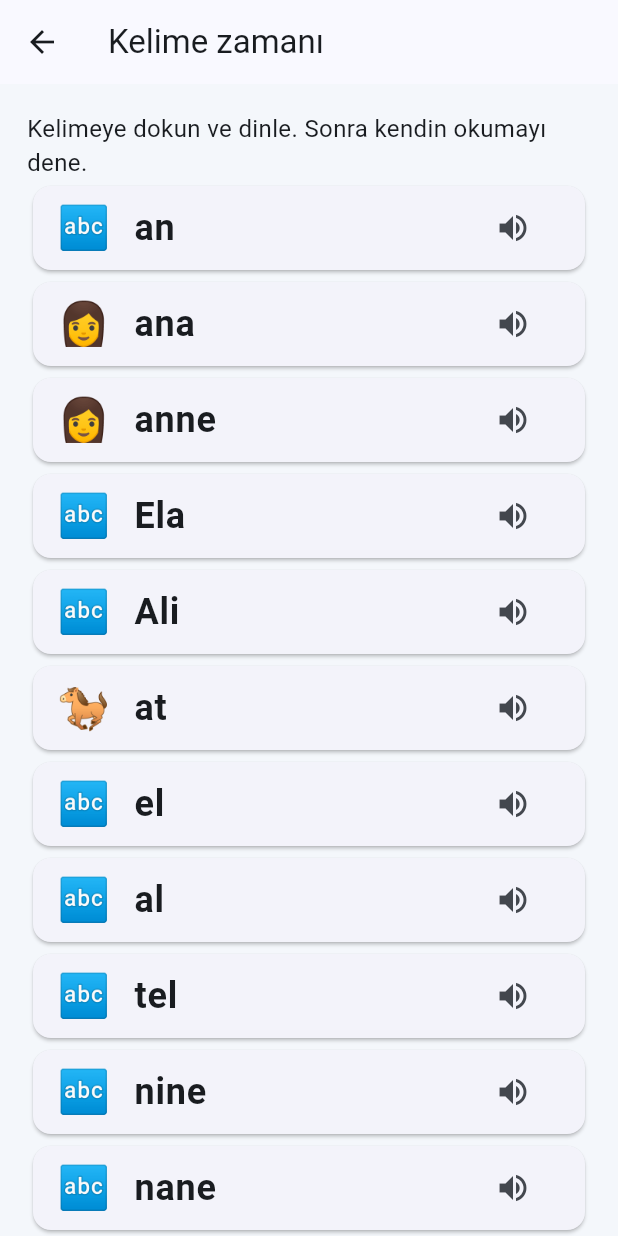
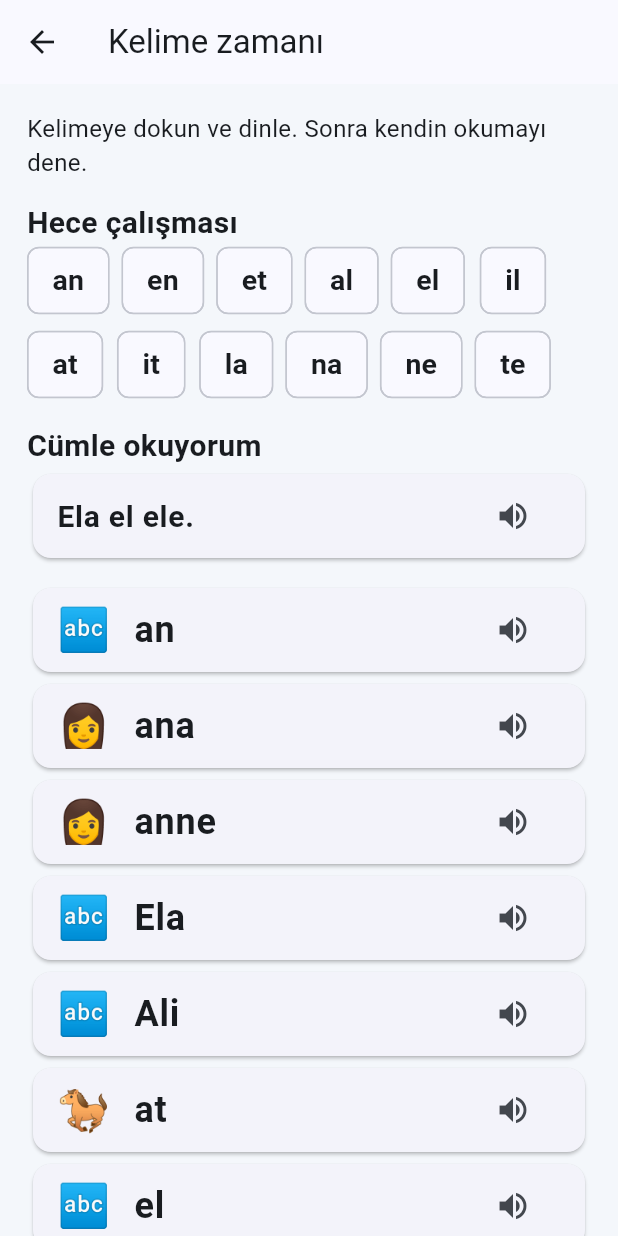
Before and after one commit to csprofesor/okumayazma, a Flutter app: the WordScreen screen opened directly with empty values, on a phone screen of 412 x 824 dp. Run offline on Flutter 3.47's test engine with Material 3 defaults, Android fonts, the phone set to English and light mode, and no system bars; our stand-ins replace flutter_tts, shared_preferences; accounts and stored records are empty.

Commit message:
Add syllable and sentence reading practice

```diff
--- a/lib/main.dart
+++ b/lib/main.dart
@@ -120,10 +120,10 @@ class LetterScreen extends StatelessWidget{
  }
 }
 const examples={
- 'a':['ana','at','araba'],'n':['anne','nine','nane'],'e':['el','Ela','ev'],'t':['at','tel','tat'],'i':['ip','inek','iki'],'l':['lale','el','Ali'],
- 'o':['okul','ot','orman'],'k':['kek','kedi','okul'],'u':['un','kutu','uçak'],'r':['arı','nar','araba'],'ı':['ışık','ırmak'],'m':['mum','masa','limon'],
+ 'a':['ana','at','al'],'n':['anne','nine','nane'],'e':['el','Ela','et'],'t':['at','tel','tat'],'i':['ile','Ali','il'],'l':['lale','el','Ali'],
+ 'o':['okul','ot','orman'],'k':['kek','kedi','okul'],'u':['un','kutu','uçak'],'r':['nar','ar','ır'],'ı':['ışık','ırmak'],'m':['mum','masa','limon'],
  'ü':['üzüm','süt','ütü'],'s':['su','sarı','ses'],'ö':['ördek','ödev','göz'],'y':['yol','yemek','ay'],'d':['dut','deniz','dede'],'z':['zil','zeytin','üzüm'],
- 'ç':['çilek','çiçek','çorap'],'b':['bal','bebek','balık'],'g':['gemi','göz','gül'],'c':['cam','ceviz','ceket'],'ş':['şapka','şeker','kuş'],
+ 'ç':['çilek','çiçek','çorap'],'b':['bal','bebek','bal'],'g':['gemi','göz','gül'],'c':['cam','ceviz','ceket'],'ş':['şapka','şeker','kuş'],
  'p':['para','papatya','ip'],'h':['halı','horoz','hava'],'v':['vazo','ev','vişne'],'ğ':['dağ','yağmur','soğan'],'f':['fırın','fil','fare'],'j':['jet','judo','jilet']
 };
 String emoji(String w){
@@ -132,10 +132,31 @@ String emoji(String w){
  if(w.contains('çilek'))return '🍓';if(w.contains('üzüm'))return '🍇';if(w.contains('çiçek'))return '🌼';
  if(w.contains('balık'))return '🐟';if(w.contains('araba'))return '🚗';if(w.contains('okul'))return '🏫';return '🔤';
 }
+const syllables=[
+ ['an','en','et','al','el','il','at','it','la','na','ne','te'],
+ ['ok','ol','on','un','ur','ar','ır','im','om','mur','kal','kol'],
+ ['süt','söz','yüz','düz','saz','sor','dur','üz','öz','yol','dön'],
+ ['bal','baş','gel','gül','çel','çok','kaç','baş','göz','güç'],
+ ['fil','far','var','yap','par','fır','pır','jilet','vapur','pala'],
+];
+const sentences=[
+ 'Ela el ele.',
+ 'Ali okula iner.',
+ 'Dede üzüm alır.',
+ 'Çilek çok tatlı.',
+ 'Pelin harita yapar.',
+];
 class WordScreen extends StatelessWidget{
  final int index;const WordScreen({super.key,required this.index});
  @override Widget build(BuildContext context)=>Scaffold(appBar:AppBar(title:const Text('Kelime zamanı')),body:ListView(padding:const EdgeInsets.all(18),children:[
  const Text('Kelimeye dokun ve dinle. Sonra kendin okumayı dene.',style:TextStyle(fontSize:16)),
+ const SizedBox(height:14),
+ const Text('Hece çalışması',style:TextStyle(fontSize:20,fontWeight:FontWeight.bold)),
+ Wrap(spacing:8,runSpacing:8,children:syllables[index].map((s)=>ActionChip(label:Text(s,style:const TextStyle(fontSize:19,fontWeight:FontWeight.bold)),onPressed:()=>speak(s))).toList()),
+ const SizedBox(height:16),
+ const Text('Cümle okuyorum',style:TextStyle(fontSize:20,fontWeight:FontWeight.bold)),
+ Card(child:ListTile(title:Text(sentences[index],style:const TextStyle(fontSize:20,fontWeight:FontWeight.bold)),trailing:IconButton(onPressed:()=>speak(sentences[index]),icon:const Icon(Icons.volume_up)))),
+ const SizedBox(height:12),
  ...words[index].map((w)=>Card(child:ListTile(leading:Text(emoji(w),style:const TextStyle(fontSize:28)),title:Text(w,style:const TextStyle(fontSize:24,fontWeight:FontWeight.bold)),trailing:IconButton(onPressed:()=>speak(w),icon:const Icon(Icons.volume_up))))),
  ]));
 }
```
